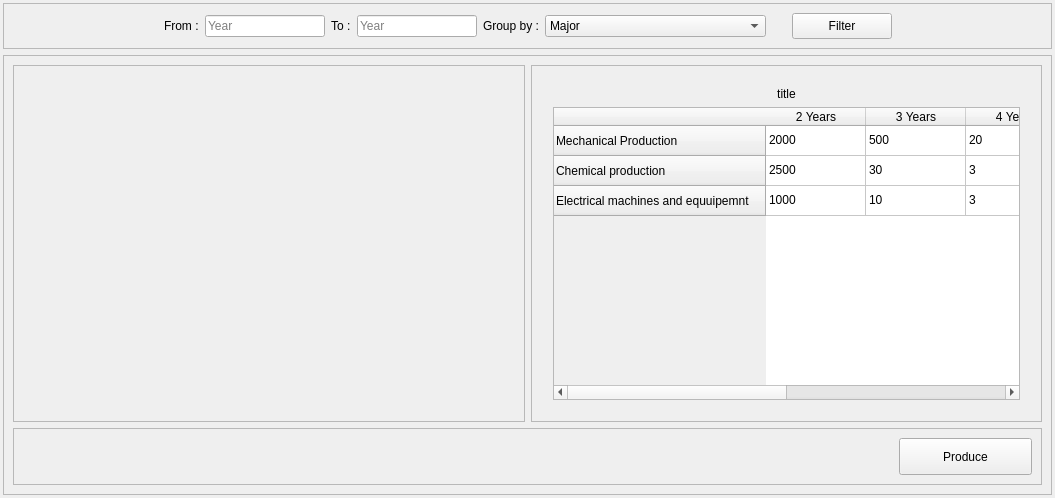
Old version of the form source/ui/r2.ui in the repository YassineBaghdadi/Students-Report.
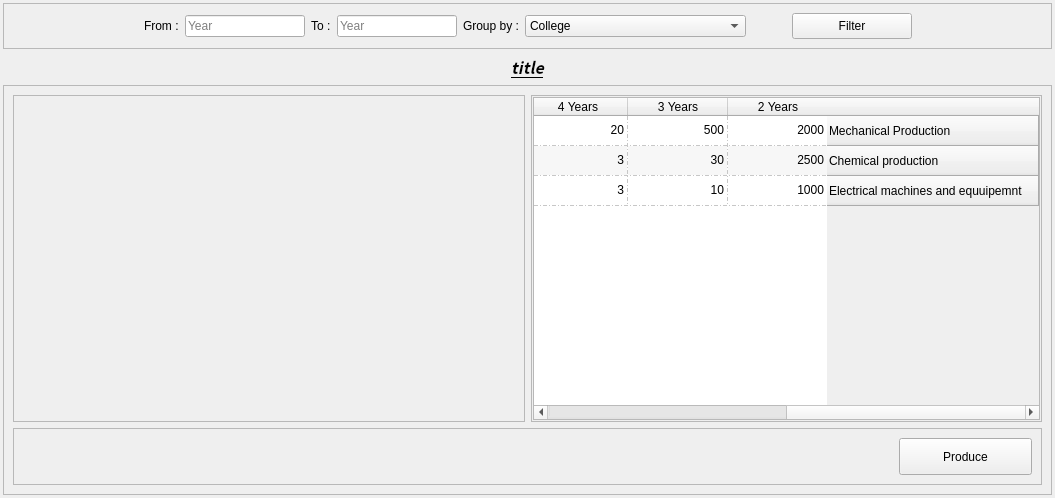
New version of the form.

```diff
--- a/source/ui/r2.ui
+++ b/source/ui/r2.ui
@@ -139,6 +139,11 @@
           <height>16777215</height>
          </size>
         </property>
+        <item>
+         <property name="text">
+          <string>College</string>
+         </property>
+        </item>
         <item>
          <property name="text">
           <string>Major</string>
@@ -157,7 +162,23 @@
        </widget>
       </item>
       <item>
-       <widget class="QPushButton" name="pushButton_2">
+       <spacer name="horizontalSpacer_4">
+        <property name="orientation">
+         <enum>Qt::Horizontal</enum>
+        </property>
+        <property name="sizeType">
+         <enum>QSizePolicy::Preferred</enum>
+        </property>
+        <property name="sizeHint" stdset="0">
+         <size>
+          <width>40</width>
+          <height>20</height>
+         </size>
+        </property>
+       </spacer>
+      </item>
+      <item>
+       <widget class="QPushButton" name="filter">
         <property name="minimumSize">
          <size>
           <width>120</width>
@@ -165,7 +186,7 @@
          </size>
         </property>
         <property name="styleSheet">
-         <string notr="true">margin-left:20px;</string>
+         <string notr="true"/>
         </property>
         <property name="text">
          <string>Filter</string>
@@ -188,6 +209,26 @@
      </layout>
     </widget>
    </item>
+   <item>
+    <widget class="QLabel" name="title">
+     <property name="font">
+      <font>
+       <family>Noto Sans CJK KR</family>
+       <pointsize>12</pointsize>
+       <weight>75</weight>
+       <italic>true</italic>
+       <bold>true</bold>
+       <underline>true</underline>
+      </font>
+     </property>
+     <property name="text">
+      <string>title</string>
+     </property>
+     <property name="alignment">
+      <set>Qt::AlignCenter</set>
+     </property>
+    </widget>
+   </item>
    <item>
     <widget class="QFrame" name="frame_2">
      <property name="frameShape">
@@ -208,6 +249,18 @@
            <enum>QFrame::Raised</enum>
           </property>
           <layout class="QVBoxLayout" name="verticalLayout_7">
+           <property name="leftMargin">
+            <number>0</number>
+           </property>
+           <property name="topMargin">
+            <number>0</number>
+           </property>
+           <property name="rightMargin">
+            <number>0</number>
+           </property>
+           <property name="bottomMargin">
+            <number>0</number>
+           </property>
            <item>
             <layout class="QVBoxLayout" name="graph_layout"/>
            </item>
@@ -224,31 +277,57 @@
           </property>
           <layout class="QVBoxLayout" name="verticalLayout_5">
            <property name="leftMargin">
-            <number>21</number>
+            <number>1</number>
            </property>
            <property name="topMargin">
-            <number>21</number>
+            <number>1</number>
            </property>
            <property name="rightMargin">
-            <number>21</number>
+            <number>1</number>
            </property>
            <property name="bottomMargin">
-            <number>21</number>
+            <number>1</number>
            </property>
-           <item>
-            <widget class="QLabel" name="table_title">
-             <property name="text">
-              <string>title</string>
-             </property>
-             <property name="alignment">
-              <set>Qt::AlignCenter</set>
-             </property>
-            </widget>
-           </item>
            <item>
             <layout class="QVBoxLayout" name="verticalLayout_4">
              <item>
               <widget class="QTableWidget" name="table">
+               <property name="layoutDirection">
+                <enum>Qt::RightToLeft</enum>
+               </property>
+               <property name="sizeAdjustPolicy">
+                <enum>QAbstractScrollArea::AdjustToContents</enum>
+               </property>
+               <property name="autoScrollMargin">
+                <number>2</number>
+               </property>
+               <property name="editTriggers">
+                <set>QAbstractItemView::NoEditTriggers</set>
+               </property>
+               <property name="dragEnabled">
+                <bool>true</bool>
+               </property>
+               <property name="alternatingRowColors">
+                <bool>true</bool>
+               </property>
+               <property name="selectionMode">
+                <enum>QAbstractItemView::NoSelection</enum>
+               </property>
+               <property name="textElideMode">
+                <enum>Qt::ElideLeft</enum>
+               </property>
+               <property name="gridStyle">
+                <enum>Qt::DashDotLine</enum>
+               </property>
+               <property name="sortingEnabled">
+                <bool>true</bool>
+               </property>
+               <attribute name="horizontalHeaderCascadingSectionResizes">
+                <bool>true</bool>
+               </attribute>
+               <attribute name="horizontalHeaderStretchLastSection">
+                <bool>true</bool>
+               </attribute>
                <row>
                 <property name="text">
                  <string>Mechanical Production</string>
```
Left out of the diff: 7 changed lines with no effect on the pictures.
